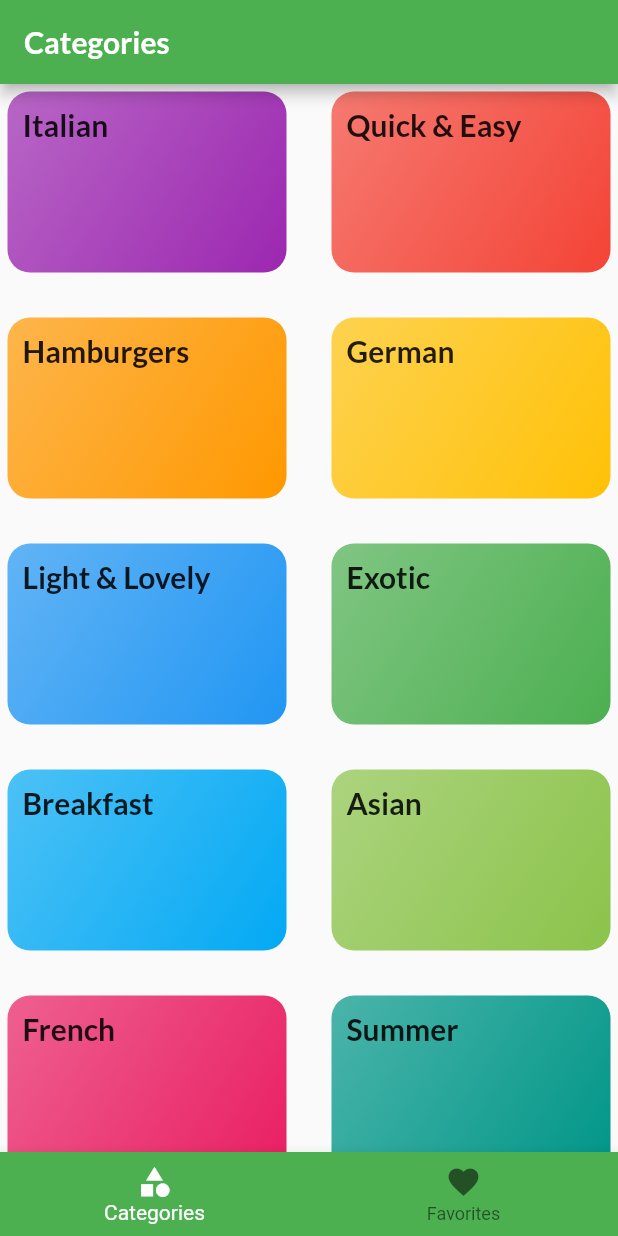
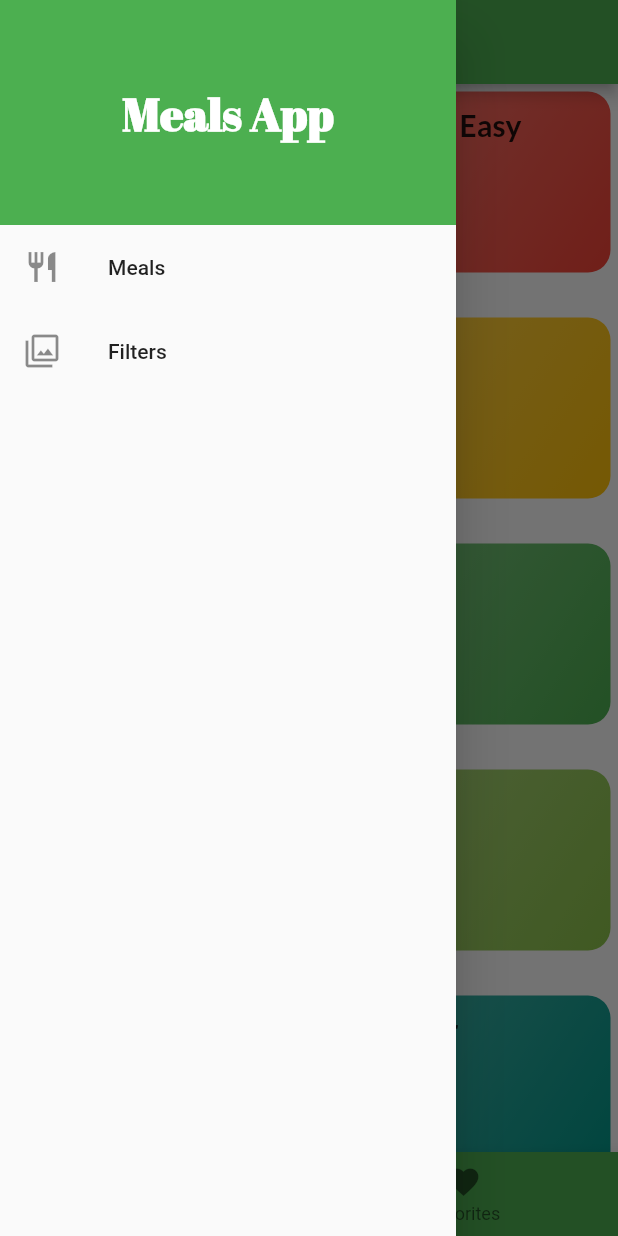
Before and after one commit to Aravindh1505/Flutter-Core, a Flutter app: the screen it shows after launch, with the side drawer open (before the commit the screen has no drawer), on a phone screen of 412 x 824 dp. Run offline on Flutter 3.47's test engine with Material 2 defaults, Android fonts, the phone set to English and light mode, and no system bars; our stand-ins replace google_fonts.

Commit message:
Drawer widget and Favorites added

```diff
--- a/lib/main.dart
+++ b/lib/main.dart
@@ -5,6 +5,7 @@ import '../screens/categories_meals_screen.dart';
 import '../screens/meal_details_screen.dart';
 import '../screens/tabs_screen.dart';
 import '../utils/route_names.dart';
+import '../screens/filters_screen.dart';
 
 void main() => runApp(const MyApp());
 
@@ -24,12 +25,12 @@ class MyApp extends StatelessWidget {
               titleLarge: TextStyle(
                 fontFamily: GoogleFonts.lato().fontFamily,
                 fontWeight: FontWeight.w700,
-                fontSize: 20.0,
+                fontSize: 24.0,
               ),
               titleMedium: TextStyle(
                 fontFamily: GoogleFonts.lato().fontFamily,
-                fontWeight: FontWeight.w500,
-                fontSize: 18.0,
+                fontWeight: FontWeight.w600,
+                fontSize: 20.0,
               ),
               bodySmall: TextStyle(
                 fontFamily: GoogleFonts.lato().fontFamily,
@@ -42,6 +43,7 @@ class MyApp extends StatelessWidget {
         RouteNames.HOME: (_) => const TabsScreen(),
         RouteNames.CATEGORIES_MEALS: (_) => const CategoryMealsScreen(),
         RouteNames.MEAL_DETAIL: (_) => const MealDetailScreen(),
+        RouteNames.FILTERS: (_) => const FiltersScreen(),
       },
     );
   }
--- /dev/null
+++ b/lib/screens/filters_screen.dart
@@ -0,0 +1,20 @@
+import 'package:flutter/material.dart';
+
+import '../widgets/main_drawer.dart';
+
+class FiltersScreen extends StatelessWidget {
+  const FiltersScreen({Key? key}) : super(key: key);
+
+  @override
+  Widget build(BuildContext context) {
+    return Scaffold(
+      drawer: MainDrawer(),
+      appBar: AppBar(
+        title: Text('Filters'),
+      ),
+      body: Center(
+        child: Text('All the filters available here!'),
+      ),
+    );
+  }
+}
--- a/lib/screens/tabs_screen.dart
+++ b/lib/screens/tabs_screen.dart
@@ -1,5 +1,6 @@
 import 'package:flutter/material.dart';
 
+import '../widgets/main_drawer.dart';
 import '/screens/categories_screen.dart';
 import '/screens/favorite_screen.dart';
 
@@ -33,6 +34,7 @@ class _TabsScreenState extends State<TabsScreen> {
   @override
   Widget build(BuildContext context) {
     return Scaffold(
+      drawer: MainDrawer(),
       appBar: AppBar(
         title: Text(_pages[_selectedIndex]['title'] as String),
       ),
@@ -45,9 +47,13 @@ class _TabsScreenState extends State<TabsScreen> {
         onTap: selectedItem,
         items: [
           BottomNavigationBarItem(
-              icon: Icon(Icons.category), label: _pages[0]['title'] as String),
+            icon: const Icon(Icons.category),
+            label: _pages[0]['title'] as String,
+          ),
           BottomNavigationBarItem(
-              icon: Icon(Icons.favorite), label: _pages[1]['title'] as String),
+            icon: const Icon(Icons.favorite),
+            label: _pages[1]['title'] as String,
+          ),
         ],
       ),
     );
--- a/lib/utils/route_names.dart
+++ b/lib/utils/route_names.dart
@@ -4,4 +4,5 @@ class RouteNames {
   static const HOME = '/';
   static const CATEGORIES_MEALS = '/categories-meals';
   static const MEAL_DETAIL = '/meal-details';
+  static const FILTERS = '/filters';
 }
--- a/lib/widgets/categories_item.dart
+++ b/lib/widgets/categories_item.dart
@@ -32,7 +32,7 @@ class CategoriesItem extends StatelessWidget {
         child: Text(
           category.title,
           textAlign: TextAlign.start,
-          style: Theme.of(context).textTheme.titleLarge,
+          style: Theme.of(context).textTheme.titleMedium,
         ),
       ),
     );
--- /dev/null
+++ b/lib/widgets/main_drawer.dart
@@ -0,0 +1,50 @@
+import 'package:flutter/material.dart';
+import 'package:google_fonts/google_fonts.dart';
+
+import '../utils/route_names.dart';
+
+class MainDrawer extends StatelessWidget {
+  const MainDrawer({Key? key}) : super(key: key);
+
+  @override
+  Widget build(BuildContext context) {
+    return Drawer(
+      child: Column(
+        children: [
+          Container(
+            height: 150,
+            width: double.infinity,
+            color: Theme
+                .of(context)
+                .primaryColor,
+            alignment: Alignment.center,
+            child: Text(
+              'Meals App',
+              style: TextStyle(
+                  fontFamily: GoogleFonts
+                      .abrilFatface()
+                      .fontFamily,
+                  fontSize: 30,
+                  fontWeight: FontWeight.bold,
+                  color: Colors.white),
+            ),
+          ),
+          ListTile(
+            leading: const Icon(Icons.restaurant),
+            title: const Text('Meals'),
+            onTap: () {
+              Navigator.of(context).pushReplacementNamed(RouteNames.HOME);
+            },
+          ),
+          ListTile(
+            leading: const Icon(Icons.filter),
+            title: const Text('Filters'),
+            onTap: () {
+              Navigator.of(context).pushReplacementNamed(RouteNames.FILTERS);
+            },
+          )
+        ],
+      ),
+    );
+  }
+}
```
